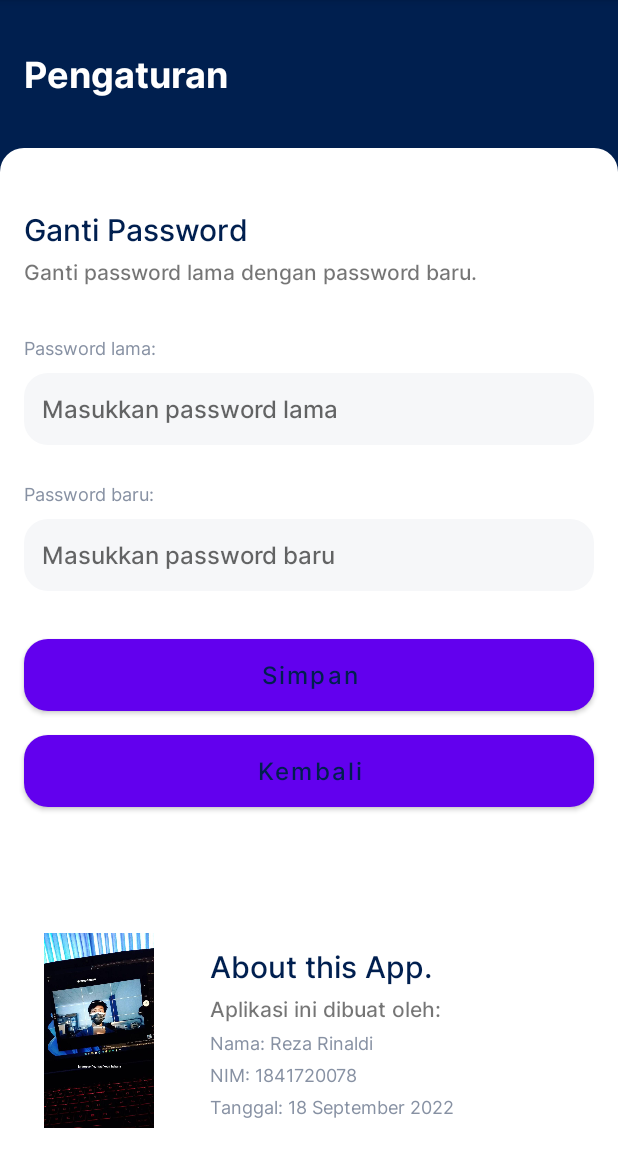
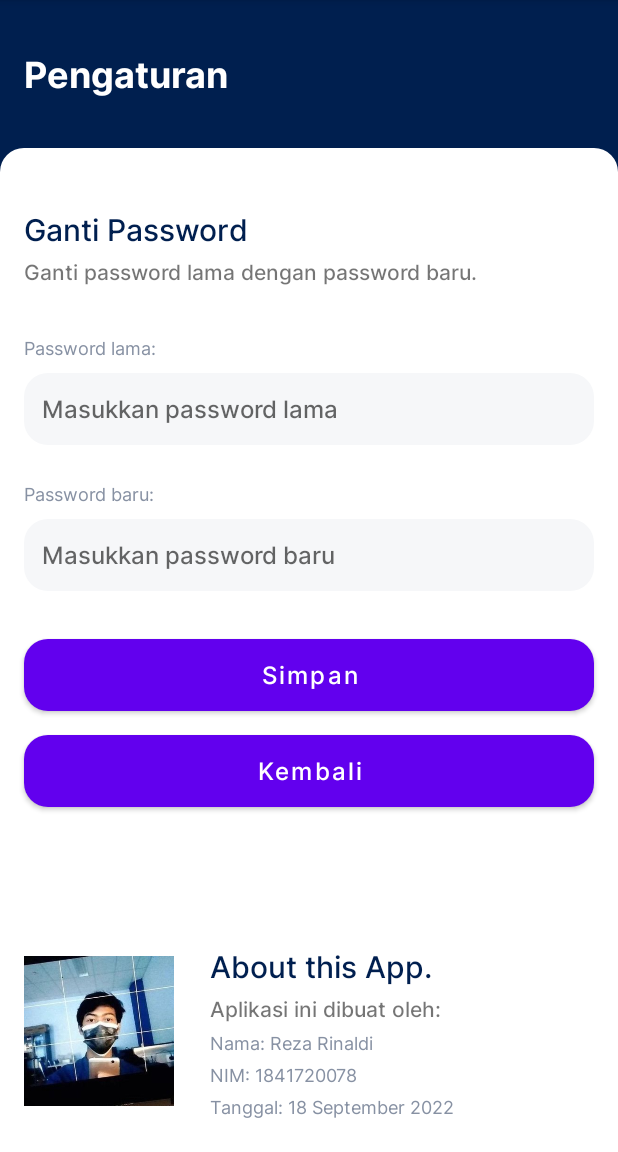
Before and after one commit to rezarinaldi/BukuKasApp, an Android app: the SettingActivity screen opened directly, with no data from a screen before it, on a phone screen of 412 x 824 dp, the part 84-1236 px from its top. Run offline under Robolectric (Android 15) with nearby library versions, the phone set to English and light mode, and no system bars; our stand-ins replace data binding.

Commit message:
update warna teks tombol

```diff
--- a/app/src/main/res/layout/activity_add_expense.xml
+++ b/app/src/main/res/layout/activity_add_expense.xml
@@ -144,7 +144,8 @@
                 android:layout_marginStart="16dp"
                 android:layout_marginTop="32dp"
                 android:layout_marginEnd="16dp"
-                android:background="@drawable/bg_green_rounded"
+                android:textColor="@color/white"
+                android:background="@drawable/bg_blue_rounded"
                 android:text="Simpan"
                 app:layout_constraintEnd_toEndOf="parent"
                 app:layout_constraintStart_toStartOf="parent"
@@ -158,7 +159,8 @@
                 android:layout_marginStart="16dp"
                 android:layout_marginTop="16dp"
                 android:layout_marginEnd="16dp"
-                android:background="@drawable/bg_orange_rounded"
+                android:textColor="@color/white"
+                android:background="@drawable/bg_blue_rounded"
                 android:text="Kembali"
                 app:layout_constraintEnd_toEndOf="parent"
                 app:layout_constraintStart_toStartOf="parent"
--- a/app/src/main/res/layout/activity_add_income.xml
+++ b/app/src/main/res/layout/activity_add_income.xml
@@ -141,7 +141,8 @@
                 android:layout_marginStart="16dp"
                 android:layout_marginTop="32dp"
                 android:layout_marginEnd="16dp"
-                android:background="@drawable/bg_green_rounded"
+                android:textColor="@color/white"
+                android:background="@drawable/bg_blue_rounded"
                 android:text="Simpan"
                 app:layout_constraintEnd_toEndOf="parent"
                 app:layout_constraintStart_toStartOf="parent"
@@ -156,7 +157,8 @@
                 android:layout_marginStart="16dp"
                 android:layout_marginTop="16dp"
                 android:layout_marginEnd="16dp"
-                android:background="@drawable/bg_orange_rounded"
+                android:textColor="@color/white"
+                android:background="@drawable/bg_blue_rounded"
                 android:text="Kembali"
                 app:layout_constraintEnd_toEndOf="parent"
                 app:layout_constraintStart_toStartOf="parent"
--- a/app/src/main/res/layout/activity_detail_cash_flow.xml
+++ b/app/src/main/res/layout/activity_detail_cash_flow.xml
@@ -62,7 +62,8 @@
                 android:layout_marginStart="16dp"
                 android:layout_marginEnd="16dp"
                 android:layout_marginBottom="24dp"
-                android:background="@drawable/bg_orange_rounded"
+                android:textColor="@color/white"
+                android:background="@drawable/bg_blue_rounded"
                 android:text="Kembali"
                 app:layout_constraintBottom_toBottomOf="parent"
                 app:layout_constraintEnd_toEndOf="parent"
--- a/app/src/main/res/layout/activity_setting.xml
+++ b/app/src/main/res/layout/activity_setting.xml
@@ -114,7 +114,8 @@
                 android:layout_marginStart="16dp"
                 android:layout_marginTop="32dp"
                 android:layout_marginEnd="16dp"
-                android:background="@drawable/bg_green_rounded"
+                android:textColor="@color/white"
+                android:background="@drawable/bg_blue_rounded"
                 android:text="Simpan"
                 app:layout_constraintEnd_toEndOf="parent"
                 app:layout_constraintStart_toStartOf="parent"
@@ -128,7 +129,8 @@
                 android:layout_marginStart="16dp"
                 android:layout_marginTop="16dp"
                 android:layout_marginEnd="16dp"
-                android:background="@drawable/bg_orange_rounded"
+                android:textColor="@color/white"
+                android:background="@drawable/bg_blue_rounded"
                 android:text="Kembali"
                 app:layout_constraintEnd_toEndOf="parent"
                 app:layout_constraintStart_toStartOf="parent"
```
Also changed, not shown: app/src/main/res/drawable/me.jpg.
